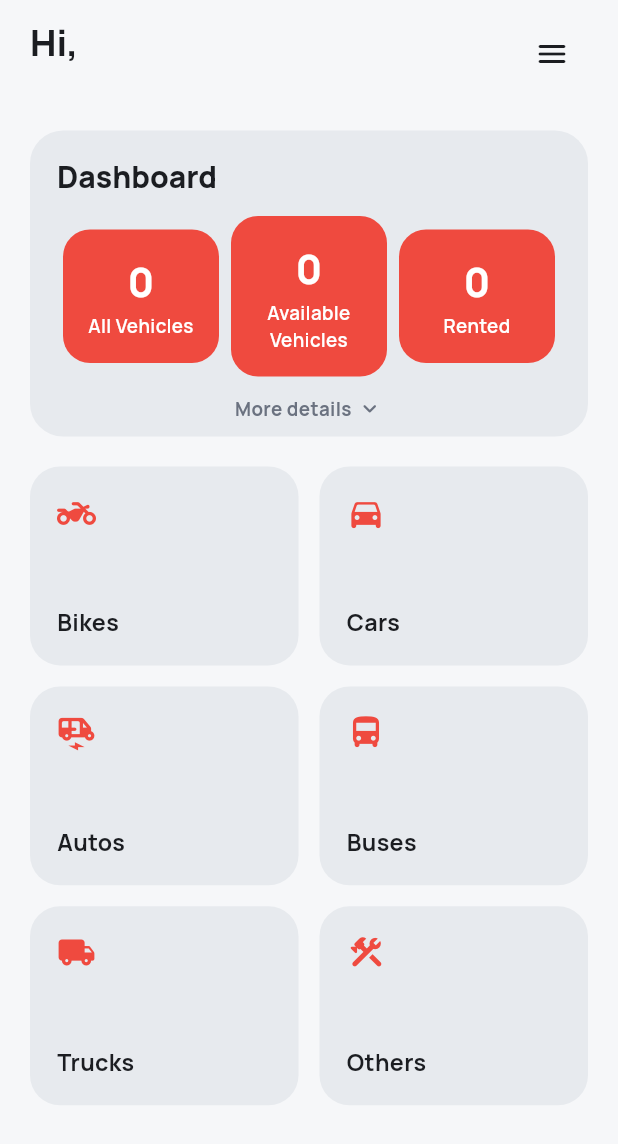
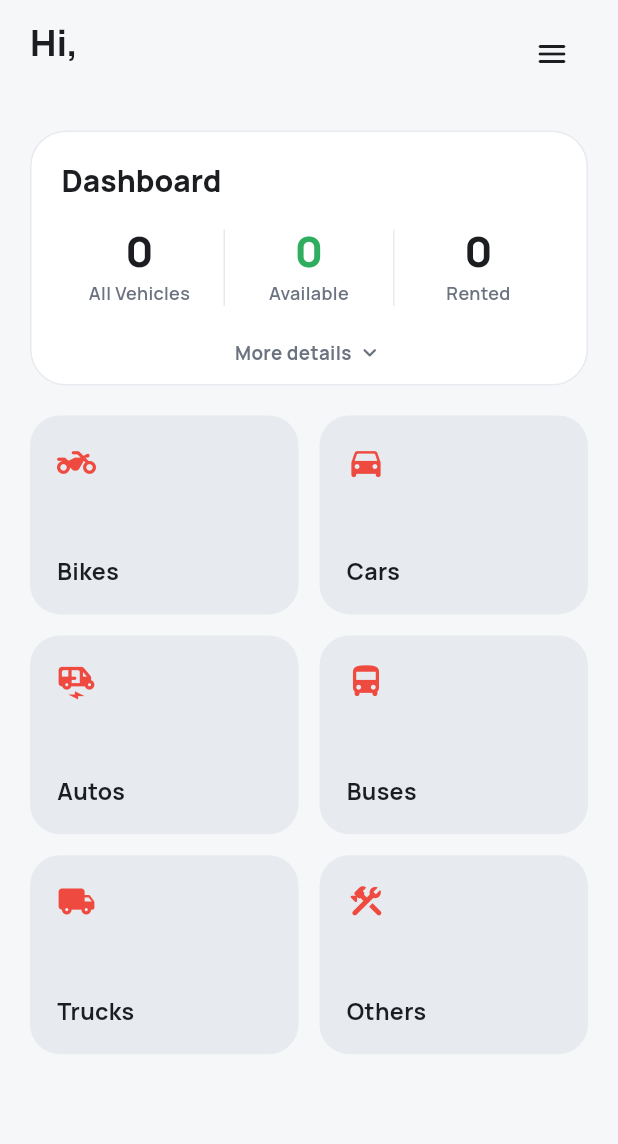
Before and after one commit to vaibhavvkumarr/ridrepo, a Flutter app: the DashboardScreen screen opened directly, on a phone screen of 412 x 824 dp. Shown: the top 1144 px of the screen. Run offline on Flutter 3.47's test engine with Material 3 defaults, Android fonts, the phone set to English and light mode, and no system bars; our stand-ins replace google_fonts, image_picker, share_plus, shared_preferences, sqflite; accounts and stored records are empty.

Commit message:
24th commit

```diff
--- a/lib/screens/dashboard_screen.dart
+++ b/lib/screens/dashboard_screen.dart
@@ -140,10 +140,11 @@ class _DashboardScreenState extends State<DashboardScreen> {
                             ),
                             const SizedBox(height: 22),
                             Container(
-                              padding: const EdgeInsets.fromLTRB(18, 18, 18, 4),
+                              padding: const EdgeInsets.fromLTRB(20, 20, 20, 6),
                               decoration: BoxDecoration(
-                                color: AppColors.cardMuted,
-                                borderRadius: BorderRadius.circular(22),
+                                color: AppColors.card,
+                                borderRadius: BorderRadius.circular(24),
+                                border: Border.all(color: AppColors.cardMuted),
                               ),
                               child: Column(
                                 crossAxisAlignment: CrossAxisAlignment.start,
@@ -153,20 +154,38 @@ class _DashboardScreenState extends State<DashboardScreen> {
                                     style:
                                         Theme.of(context).textTheme.titleLarge,
                                   ),
-                                  const SizedBox(height: 14),
-                                  Row(
-                                    children: [
-                                      StatPill(
-                                          value: '$total',
-                                          label: 'All Vehicles'),
-                                      StatPill(
-                                          value: '$available',
-                                          label: 'Available\nVehicles'),
-                                      StatPill(
-                                          value: '$rented', label: 'Rented'),
-                                    ],
+                                  const SizedBox(height: 20),
+                                  IntrinsicHeight(
+                                    child: Row(
+                                      children: [
+                                        Expanded(
+                                          child: _DashboardStat(
+                                            value: '$total',
+                                            label: 'All Vehicles',
+                                          ),
+                                        ),
+                                        const _StatDivider(),
+                                        Expanded(
+                                          child: _DashboardStat(
+                                            value: '$available',
+                                            label: 'Available',
+                                            valueColor: AppColors.success,
+                                          ),
+                                        ),
+                                        const _StatDivider(),
+                                        Expanded(
+                                          child: _DashboardStat(
+                                            value: '$rented',
+                                            label: 'Rented',
+                                            valueColor: rented > 0
+                                                ? AppColors.primaryRed
+                                                : null,
+                                          ),
+                                        ),
+                                      ],
+                                    ),
                                   ),
-                                  const SizedBox(height: 6),
+                                  const SizedBox(height: 16),
                                   Center(
                                     child: InkWell(
                                       borderRadius: BorderRadius.circular(20),
@@ -216,7 +235,7 @@ class _DashboardScreenState extends State<DashboardScreen> {
                                                 CrossAxisAlignment.start,
                                             children: [
                                               Divider(
-                                                  color: AppColors.card,
+                                                  color: AppColors.cardMuted,
                                                   height: 1),
                                               const SizedBox(height: 14),
                                               DashboardStatRow(
@@ -275,3 +294,57 @@ class _DashboardScreenState extends State<DashboardScreen> {
     );
   }
 }
+
+/// Single "value + label" column used in the redesigned Dashboard stat row.
+class _DashboardStat extends StatelessWidget {
+  final String value;
+  final String label;
+  final Color? valueColor;
+
+  const _DashboardStat({
+    required this.value,
+    required this.label,
+    this.valueColor,
+  });
+
+  @override
+  Widget build(BuildContext context) {
+    return Column(
+      children: [
+        Text(
+          value,
+          style: TextStyle(
+            fontSize: 28,
+            fontWeight: FontWeight.w800,
+            height: 1,
+            color: valueColor ?? AppColors.textPrimary,
+          ),
+        ),
+        const SizedBox(height: 6),
+        Text(
+          label,
+          textAlign: TextAlign.center,
+          style: TextStyle(
+            fontSize: 12,
+            fontWeight: FontWeight.w600,
+            color: AppColors.textSecondary,
+          ),
+        ),
+      ],
+    );
+  }
+}
+
+/// Thin vertical rule between Dashboard stat columns.
+class _StatDivider extends StatelessWidget {
+  const _StatDivider();
+
+  @override
+  Widget build(BuildContext context) {
+    return Container(
+      width: 1,
+      margin: const EdgeInsets.symmetric(horizontal: 4),
+      color: AppColors.cardMuted,
+    );
+  }
+}
```
